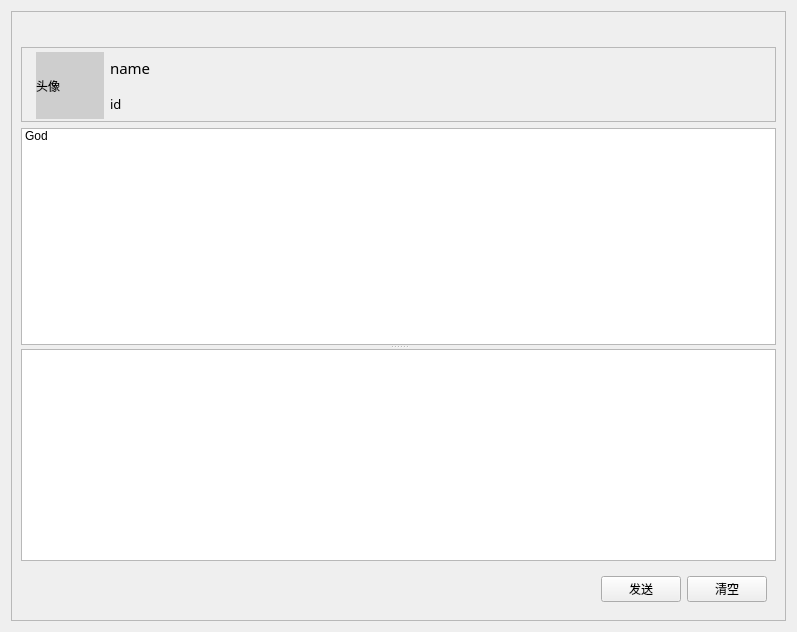
The window that QQdemo/chat.ui (Mine268/chatroom_qt) describes before a commit, drawn with Qt 5.
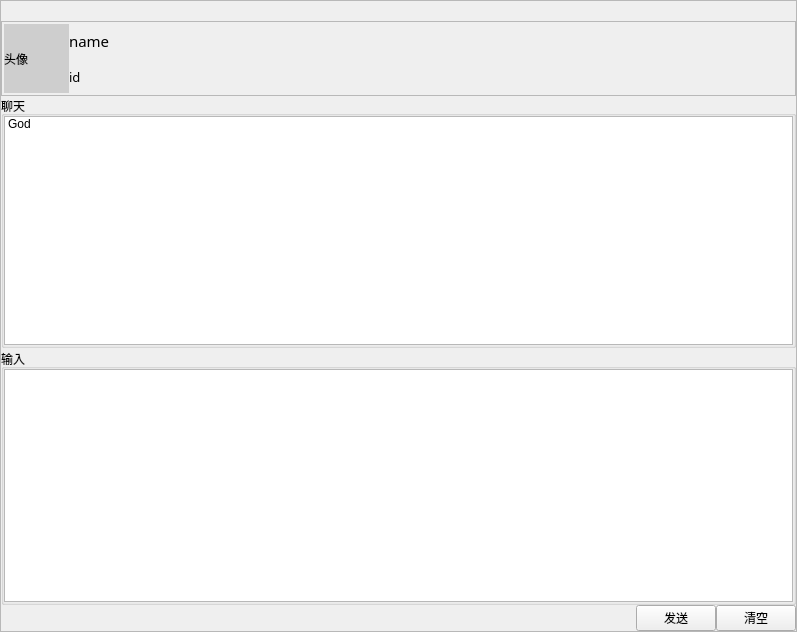
The same window after the commit. Icons and pictures are not drawn.

Patch:
```diff
--- a/QQdemo/chat.ui
+++ b/QQdemo/chat.ui
@@ -14,6 +14,21 @@
    <string>Form</string>
   </property>
   <layout class="QVBoxLayout" name="verticalLayout">
+   <property name="spacing">
+    <number>0</number>
+   </property>
+   <property name="leftMargin">
+    <number>0</number>
+   </property>
+   <property name="topMargin">
+    <number>0</number>
+   </property>
+   <property name="rightMargin">
+    <number>0</number>
+   </property>
+   <property name="bottomMargin">
+    <number>0</number>
+   </property>
    <item>
     <widget class="QFrame" name="frame">
      <property name="frameShape">
@@ -22,14 +37,22 @@
      <property name="frameShadow">
       <enum>QFrame::Raised</enum>
      </property>
-     <layout class="QVBoxLayout" name="verticalLayout_4">
-      <item>
-       <widget class="QSplitter" name="splitter">
-        <property name="orientation">
-         <enum>Qt::Vertical</enum>
-        </property>
-        <widget class="QWidget" name="layoutWidget">
-         <layout class="QVBoxLayout" name="verticalLayout_3">
+     <layout class="QVBoxLayout" name="verticalLayout_5">
+      <property name="spacing">
+       <number>0</number>
+      </property>
+      <property name="leftMargin">
+       <number>0</number>
+      </property>
+      <property name="topMargin">
+       <number>0</number>
+      </property>
+      <property name="rightMargin">
+       <number>0</number>
+      </property>
+      <property name="bottomMargin">
+       <number>0</number>
+      </property>
           <item>
            <layout class="QHBoxLayout" name="horizontalLayout">
             <item>
@@ -170,16 +193,27 @@
             <property name="frameShadow">
              <enum>QFrame::Raised</enum>
             </property>
-            <widget class="QWidget" name="layoutWidget">
-             <property name="geometry">
-              <rect>
-               <x>15</x>
-               <y>5</y>
-               <width>174</width>
-               <height>67</height>
-              </rect>
-             </property>
+        <layout class="QHBoxLayout" name="horizontalLayout_4">
+         <property name="spacing">
+          <number>2</number>
+         </property>
+         <property name="leftMargin">
+          <number>2</number>
+         </property>
+         <property name="topMargin">
+          <number>2</number>
+         </property>
+         <property name="rightMargin">
+          <number>2</number>
+         </property>
+         <property name="bottomMargin">
+          <number>2</number>
+         </property>
+         <item>
              <layout class="QGridLayout" name="gridLayout">
+           <property name="horizontalSpacing">
+            <number>0</number>
+           </property>
               <item row="0" column="0" rowspan="2">
                <widget class="QLabel" name="picture">
                 <property name="minimumSize">
@@ -235,9 +269,51 @@
                </widget>
               </item>
              </layout>
-            </widget>
-           </widget>
-          </item>
+         </item>
+         <item>
+          <spacer name="horizontalSpacer_3">
+           <property name="orientation">
+            <enum>Qt::Horizontal</enum>
+           </property>
+           <property name="sizeHint" stdset="0">
+            <size>
+             <width>617</width>
+             <height>20</height>
+            </size>
+           </property>
+          </spacer>
+         </item>
+        </layout>
+       </widget>
+      </item>
+      <item>
+       <widget class="QSplitter" name="splitter">
+        <property name="orientation">
+         <enum>Qt::Vertical</enum>
+        </property>
+        <property name="handleWidth">
+         <number>1</number>
+        </property>
+        <widget class="QGroupBox" name="groupBox">
+         <property name="title">
+          <string>聊天</string>
+         </property>
+         <layout class="QVBoxLayout" name="verticalLayout_3">
+          <property name="spacing">
+           <number>0</number>
+          </property>
+          <property name="leftMargin">
+           <number>0</number>
+          </property>
+          <property name="topMargin">
+           <number>0</number>
+          </property>
+          <property name="rightMargin">
+           <number>0</number>
+          </property>
+          <property name="bottomMargin">
+           <number>0</number>
+          </property>
           <item>
            <widget class="QListWidget" name="contents">
             <item>
@@ -249,29 +325,71 @@
           </item>
          </layout>
         </widget>
-        <widget class="QWidget" name="layoutWidget">
+        <widget class="QWidget" name="">
          <layout class="QVBoxLayout" name="verticalLayout_2">
+          <property name="spacing">
+           <number>0</number>
+          </property>
+          <item>
+           <widget class="QGroupBox" name="groupBox_2">
+            <property name="title">
+             <string>输入</string>
+            </property>
+            <layout class="QVBoxLayout" name="verticalLayout_4">
+             <property name="spacing">
+              <number>0</number>
+             </property>
+             <property name="leftMargin">
+              <number>0</number>
+             </property>
+             <property name="topMargin">
+              <number>0</number>
+             </property>
+             <property name="rightMargin">
+              <number>0</number>
+             </property>
+             <property name="bottomMargin">
+              <number>0</number>
+             </property>
           <item>
            <widget class="QTextEdit" name="MyMsg"/>
           </item>
+            </layout>
+           </widget>
+          </item>
           <item>
            <layout class="QHBoxLayout" name="horizontalLayout_3">
-            <item>
-             <spacer name="horizontalSpacer_2">
-              <property name="orientation">
-               <enum>Qt::Horizontal</enum>
-              </property>
-              <property name="sizeHint" stdset="0">
-               <size>
-                <width>40</width>
-                <height>20</height>
-               </size>
-              </property>
-             </spacer>
-            </item>
             <item>
              <widget class="QWidget" name="widget" native="true">
               <layout class="QHBoxLayout" name="horizontalLayout_2">
+               <property name="spacing">
+                <number>0</number>
+               </property>
+               <property name="leftMargin">
+                <number>0</number>
+               </property>
+               <property name="topMargin">
+                <number>0</number>
+               </property>
+               <property name="rightMargin">
+                <number>0</number>
+               </property>
+               <property name="bottomMargin">
+                <number>0</number>
+               </property>
+               <item>
+                <spacer name="horizontalSpacer_2">
+                 <property name="orientation">
+                  <enum>Qt::Horizontal</enum>
+                 </property>
+                 <property name="sizeHint" stdset="0">
+                  <size>
+                   <width>40</width>
+                   <height>20</height>
+                  </size>
+                 </property>
+                </spacer>
+               </item>
                <item>
                 <widget class="QPushButton" name="send">
                  <property name="maximumSize">
```
Lines whose indentation alone changed are shown as unchanged.
